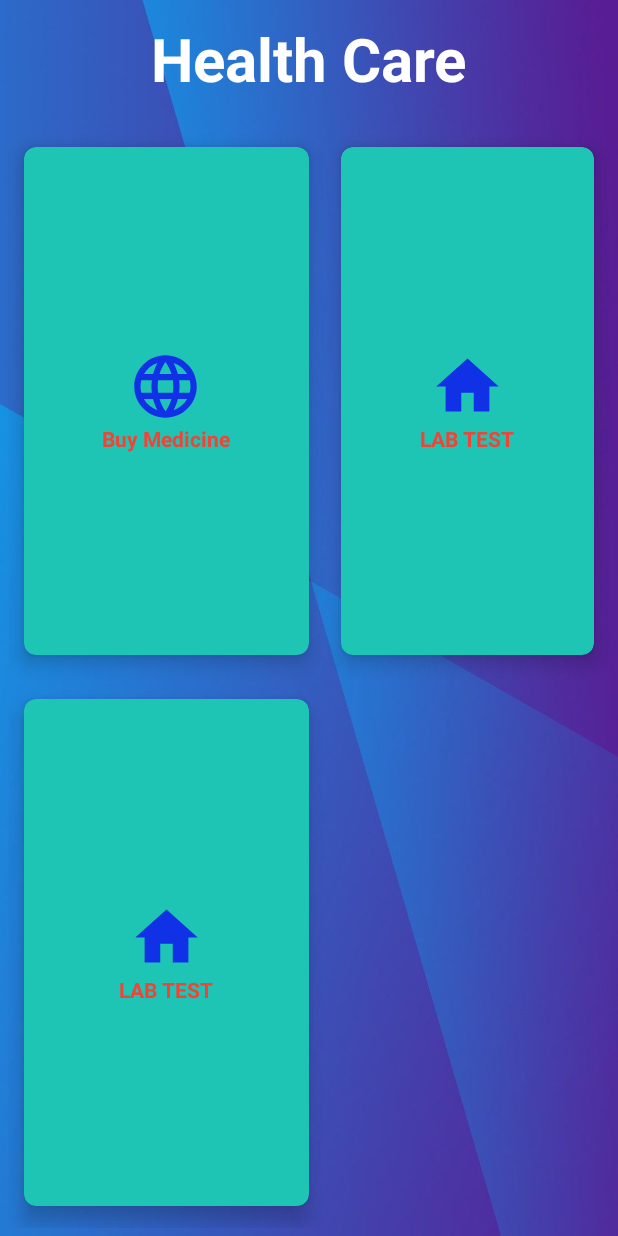
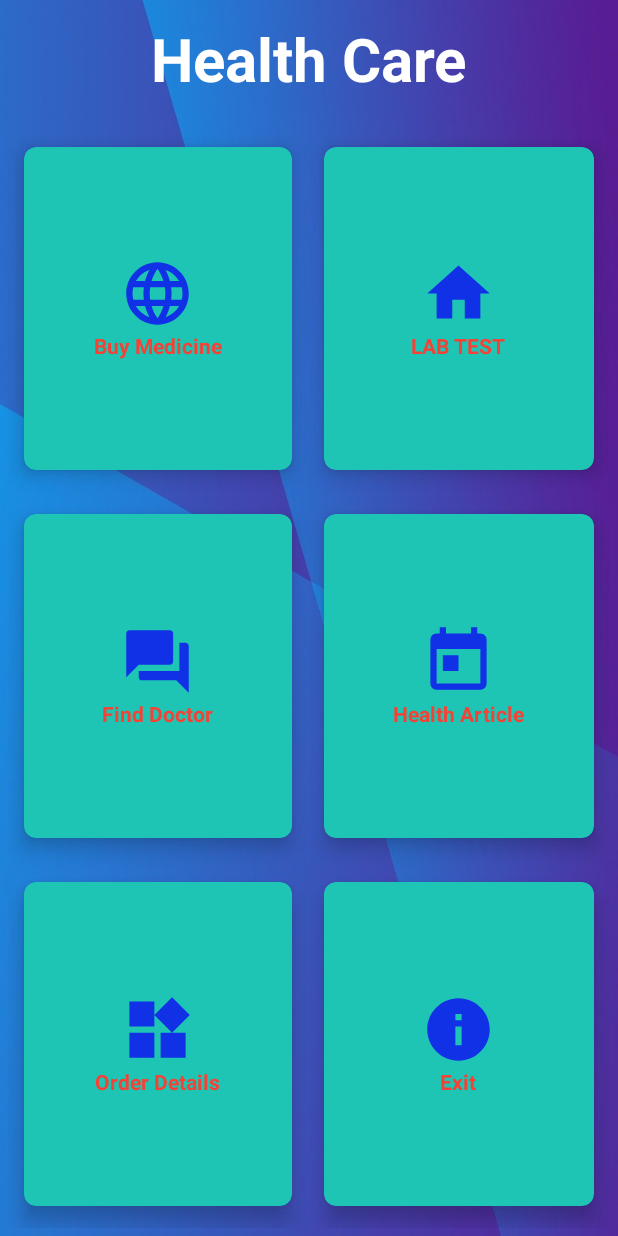
Before and after one commit to ianotieno/MyHospitalApp, an Android app: the HomeActivity screen opened directly, with no data from a screen before it, on a phone screen of 412 x 824 dp. Run offline under Robolectric (Android 15) with nearby library versions, the phone set to English and light mode, and no system bars.

Commit message:
update finddoctor

```diff
--- a/app/src/main/AndroidManifest.xml
+++ b/app/src/main/AndroidManifest.xml
@@ -12,6 +12,9 @@
         android:supportsRtl="true"
         android:theme="@style/Theme.MyHospitalApp"
         tools:targetApi="31">
+        <activity
+            android:name=".FindDoctorActivity"
+            android:exported="false" />
         <activity
             android:name=".HomeActivity"
             android:exported="false" />
--- /dev/null
+++ b/app/src/main/java/com/example/myhospitalapp/FindDoctorActivity.java
@@ -0,0 +1,20 @@
+package com.example.myhospitalapp;
+
+import android.os.Bundle;
+
+import androidx.activity.EdgeToEdge;
+import androidx.appcompat.app.AppCompatActivity;
+import androidx.core.graphics.Insets;
+import androidx.core.view.ViewCompat;
+import androidx.core.view.WindowInsetsCompat;
+
+public class FindDoctorActivity extends AppCompatActivity {
+
+    @Override
+    protected void onCreate(Bundle savedInstanceState) {
+        super.onCreate(savedInstanceState);
+        EdgeToEdge.enable(this);
+        setContentView(R.layout.activity_find_doctor);
+
+    }
+}
--- a/app/src/main/java/com/example/myhospitalapp/HomeActivity.java
+++ b/app/src/main/java/com/example/myhospitalapp/HomeActivity.java
@@ -1,9 +1,15 @@
 package com.example.myhospitalapp;
 
+import android.content.Context;
+import android.content.Intent;
+import android.content.SharedPreferences;
 import android.os.Bundle;
+import android.view.View;
+import android.widget.Toast;
 
 import androidx.activity.EdgeToEdge;
 import androidx.appcompat.app.AppCompatActivity;
+import androidx.cardview.widget.CardView;
 import androidx.core.graphics.Insets;
 import androidx.core.view.ViewCompat;
 import androidx.core.view.WindowInsetsCompat;
@@ -15,10 +21,28 @@ public class HomeActivity extends AppCompatActivity {
         super.onCreate(savedInstanceState);
         EdgeToEdge.enable(this);
         setContentView(R.layout.activity_home);
-        ViewCompat.setOnApplyWindowInsetsListener(findViewById(R.id.main), (v, insets) -> {
-            Insets systemBars = insets.getInsets(WindowInsetsCompat.Type.systemBars());
-            v.setPadding(systemBars.left, systemBars.top, systemBars.right, systemBars.bottom);
-            return insets;
+        SharedPreferences sharedPreferences = getSharedPreferences("shared_prefs", Context.MODE_PRIVATE);
+        String username= sharedPreferences.getString("username","").toString();
+        Toast.makeText(getApplicationContext(),"welcome"+username,Toast.LENGTH_SHORT).show();
+
+        CardView exit = findViewById(R.id.cardExit);
+        CardView fD   = findViewById(R.id.cardFindDoctor);
+        exit.setOnClickListener(new View.OnClickListener() {
+            @Override
+            public void onClick(View v) {
+                SharedPreferences.Editor editor =sharedPreferences.edit();
+                editor.clear();
+                editor.apply();
+                startActivity(new Intent(HomeActivity.this,LoginActivity.class));
+            }
+        });
+
+        fD.setOnClickListener(new View.OnClickListener() {
+            @Override
+            public void onClick(View v) {
+                startActivity(new Intent(HomeActivity.this,FindDoctorActivity.class));
+
+            }
         });
     }
 }
--- /dev/null
+++ b/app/src/main/res/layout/activity_find_doctor.xml
@@ -0,0 +1,10 @@
+<?xml version="1.0" encoding="utf-8"?>
+<androidx.constraintlayout.widget.ConstraintLayout xmlns:android="http://schemas.android.com/apk/res/android"
+    xmlns:app="http://schemas.android.com/apk/res-auto"
+    xmlns:tools="http://schemas.android.com/tools"
+    android:id="@+id/main"
+    android:layout_width="match_parent"
+    android:layout_height="match_parent"
+    tools:context=".FindDoctorActivity">
+
+</androidx.constraintlayout.widget.ConstraintLayout>
--- a/app/src/main/res/layout/activity_home.xml
+++ b/app/src/main/res/layout/activity_home.xml
@@ -123,11 +123,119 @@
             <ImageView
                 android:layout_width="wrap_content"
                 android:layout_height="wrap_content"
-                android:src="@drawable/home"/>
+                android:src="@drawable/chat"/>
             <TextView
                 android:layout_width="wrap_content"
                 android:layout_height="wrap_content"
-                android:text="LAB TEST"
+                android:text="Find Doctor"
+                android:textAlignment="center"
+                android:textColor="@color/red"
+                android:textStyle="bold"
+
+                />
+        </LinearLayout>
+
+    </androidx.cardview.widget.CardView>
+    <androidx.cardview.widget.CardView
+        android:id="@+id/cardFindDoctor"
+        android:layout_width="wrap_content"
+        android:layout_height="wrap_content"
+        android:layout_row="1"
+        android:layout_column="1"
+        android:layout_rowWeight="1"
+        android:layout_columnWeight="1"
+        android:layout_gravity="fill"
+        app:cardBackgroundColor="@color/tile"
+        app:cardCornerRadius="8dp"
+        app:cardElevation="8dp"
+        app:cardUseCompatPadding="true"
+        >
+        <LinearLayout
+            android:layout_width="wrap_content"
+            android:layout_height="wrap_content"
+            android:layout_gravity="center_horizontal|center_vertical"
+            android:gravity="center"
+            android:orientation="vertical">
+            <ImageView
+                android:layout_width="wrap_content"
+                android:layout_height="wrap_content"
+                android:src="@drawable/calendar"/>
+            <TextView
+                android:layout_width="wrap_content"
+                android:layout_height="wrap_content"
+                android:text="Health Article"
+                android:textAlignment="center"
+                android:textColor="@color/red"
+                android:textStyle="bold"
+
+                />
+        </LinearLayout>
+
+    </androidx.cardview.widget.CardView>
+    <androidx.cardview.widget.CardView
+        android:id="@+id/cardOrderDetails"
+        android:layout_width="wrap_content"
+        android:layout_height="wrap_content"
+        android:layout_row="2"
+        android:layout_column="0"
+        android:layout_rowWeight="1"
+        android:layout_columnWeight="1"
+        android:layout_gravity="fill"
+        app:cardBackgroundColor="@color/tile"
+        app:cardCornerRadius="8dp"
+        app:cardElevation="8dp"
+        app:cardUseCompatPadding="true"
+        >
+        <LinearLayout
+            android:layout_width="wrap_content"
+            android:layout_height="wrap_content"
+            android:layout_gravity="center_horizontal|center_vertical"
+            android:gravity="center"
+            android:orientation="vertical">
+            <ImageView
+                android:layout_width="wrap_content"
+                android:layout_height="wrap_content"
+                android:src="@drawable/widgets"/>
+            <TextView
+                android:layout_width="wrap_content"
+                android:layout_height="wrap_content"
+                android:text="Order Details"
+                android:textAlignment="center"
+                android:textColor="@color/red"
+                android:textStyle="bold"
+
+                />
+        </LinearLayout>
+
+    </androidx.cardview.widget.CardView>
+    <androidx.cardview.widget.CardView
+        android:id="@+id/cardExit"
+        android:layout_width="wrap_content"
+        android:layout_height="wrap_content"
+        android:layout_row="2"
+        android:layout_column="1"
+        android:layout_rowWeight="1"
+        android:layout_columnWeight="1"
+        android:layout_gravity="fill"
+        app:cardBackgroundColor="@color/tile"
+        app:cardCornerRadius="8dp"
+        app:cardElevation="8dp"
+        app:cardUseCompatPadding="true"
+        >
+        <LinearLayout
+            android:layout_width="wrap_content"
+            android:layout_height="wrap_content"
+            android:layout_gravity="center_horizontal|center_vertical"
+            android:gravity="center"
+            android:orientation="vertical">
+            <ImageView
+                android:layout_width="wrap_content"
+                android:layout_height="wrap_content"
+                android:src="@drawable/info"/>
+            <TextView
+                android:layout_width="wrap_content"
+                android:layout_height="wrap_content"
+                android:text="Exit"
                 android:textAlignment="center"
                 android:textColor="@color/red"
                 android:textStyle="bold"
```
